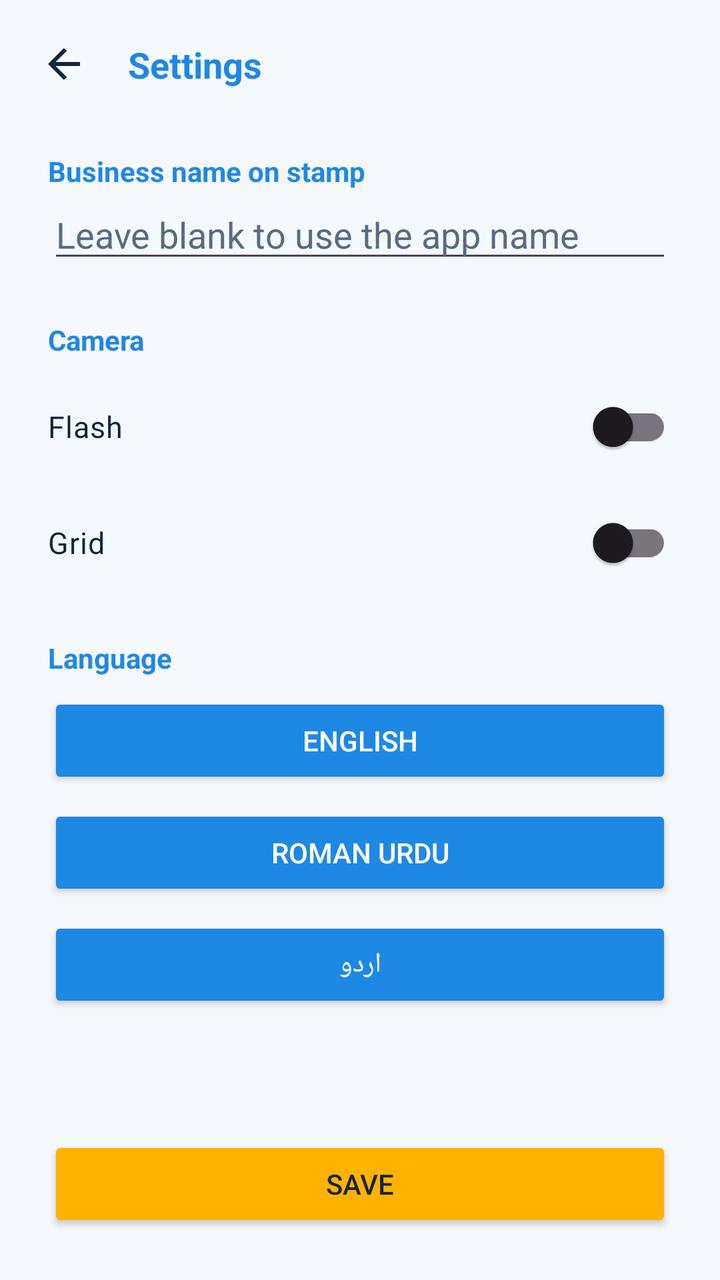
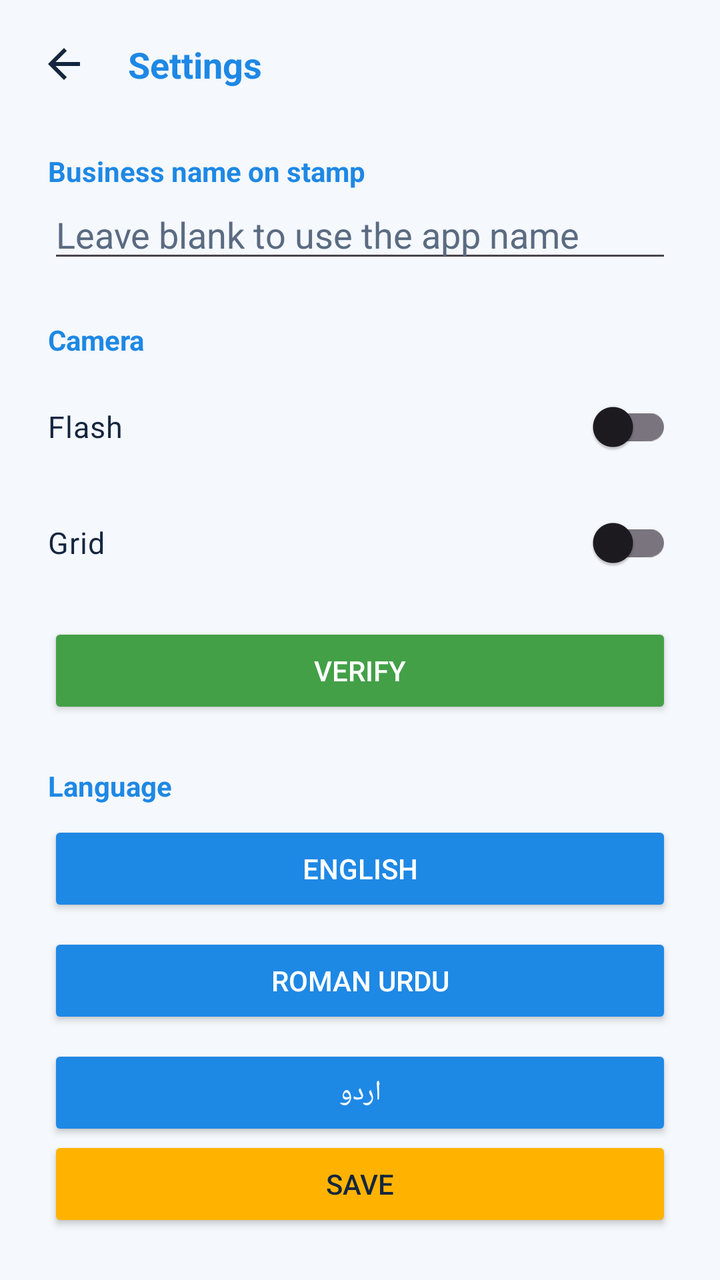

Two renders of the same Android screen: before a commit and after it. Below are the layout's source before the change and the commit's diff.
<!-- AndroidManifest.xml: application theme Theme.RoshanCamera -->
<!-- res/layout/activity_settings.xml -->
<?xml version="1.0" encoding="utf-8"?>
<androidx.constraintlayout.widget.ConstraintLayout
    xmlns:android="http://schemas.android.com/apk/res/android"
    xmlns:app="http://schemas.android.com/apk/res-auto"
    android:layout_width="match_parent"
    android:layout_height="match_parent"
    android:background="@color/screen_bg">

    <ImageButton
        android:id="@+id/back"
        android:layout_width="48dp"
        android:layout_height="48dp"
        android:layout_margin="8dp"
        android:background="?attr/selectableItemBackgroundBorderless"
        android:contentDescription="@string/back"
        android:src="@drawable/ic_back"
        app:layout_constraintStart_toStartOf="parent"
        app:layout_constraintTop_toTopOf="parent"
        app:tint="@color/ink_text" />

    <TextView
        android:id="@+id/screenTitle"
        android:layout_width="wrap_content"
        android:layout_height="wrap_content"
        android:layout_marginStart="8dp"
        android:text="@string/settings"
        android:textColor="@color/primary_blue"
        android:textSize="18sp"
        android:textStyle="bold"
        app:layout_constraintBottom_toBottomOf="@id/back"
        app:layout_constraintStart_toEndOf="@id/back"
        app:layout_constraintTop_toTopOf="@id/back" />

    <TextView
        android:id="@+id/businessLabel"
        android:layout_width="0dp"
        android:layout_height="wrap_content"
        android:layout_marginHorizontal="24dp"
        android:layout_marginTop="20dp"
        android:text="@string/settings_business_name"
        android:textColor="@color/primary_blue"
        android:textSize="14sp"
        android:textStyle="bold"
        app:layout_constraintEnd_toEndOf="parent"
        app:layout_constraintStart_toStartOf="parent"
        app:layout_constraintTop_toBottomOf="@id/back" />

    <EditText
        android:id="@+id/businessName"
        android:layout_width="0dp"
        android:layout_height="wrap_content"
        android:layout_marginHorizontal="24dp"
        android:autofillHints="organization"
        android:hint="@string/settings_business_hint"
        android:inputType="textCapWords"
        android:textColor="@color/ink_text"
        android:textColorHint="@color/ink_muted"
        app:layout_constraintEnd_toEndOf="parent"
        app:layout_constraintStart_toStartOf="parent"
        app:layout_constraintTop_toBottomOf="@id/businessLabel" />

    <TextView
        android:id="@+id/cameraLabel"
        android:layout_width="0dp"
        android:layout_height="wrap_content"
        android:layout_marginHorizontal="24dp"
        android:layout_marginTop="24dp"
        android:text="@string/settings_camera"
        android:textColor="@color/primary_blue"
        android:textSize="14sp"
        android:textStyle="bold"
        app:layout_constraintEnd_toEndOf="parent"
        app:layout_constraintStart_toStartOf="parent"
        app:layout_constraintTop_toBottomOf="@id/businessName" />

    <androidx.appcompat.widget.SwitchCompat
        android:id="@+id/flashSwitch"
        android:layout_width="0dp"
        android:layout_height="wrap_content"
        android:layout_marginHorizontal="24dp"
        android:layout_marginTop="10dp"
        android:text="@string/flash"
        android:textColor="@color/ink_text"
        android:textSize="15sp"
        app:layout_constraintEnd_toEndOf="parent"
        app:layout_constraintStart_toStartOf="parent"
        app:layout_constraintTop_toBottomOf="@id/cameraLabel" />

    <androidx.appcompat.widget.SwitchCompat
        android:id="@+id/gridSwitch"
        android:layout_width="0dp"
        android:layout_height="wrap_content"
        android:layout_marginHorizontal="24dp"
        android:layout_marginTop="10dp"
        android:text="@string/grid"
        android:textColor="@color/ink_text"
        android:textSize="15sp"
        app:layout_constraintEnd_toEndOf="parent"
        app:layout_constraintStart_toStartOf="parent"
        app:layout_constraintTop_toBottomOf="@id/flashSwitch" />

    <TextView
        android:id="@+id/languageLabel"
        android:layout_width="0dp"
        android:layout_height="wrap_content"
        android:layout_marginHorizontal="24dp"
        android:layout_marginTop="24dp"
        android:text="@string/settings_language"
        android:textColor="@color/primary_blue"
        android:textSize="14sp"
        android:textStyle="bold"
        app:layout_constraintEnd_toEndOf="parent"
        app:layout_constraintStart_toStartOf="parent"
        app:layout_constraintTop_toBottomOf="@id/gridSwitch" />

    <Button
        android:id="@+id/languageEnglish"
        android:layout_width="0dp"
        android:layout_height="wrap_content"
        android:layout_marginHorizontal="24dp"
        android:layout_marginTop="8dp"
        android:backgroundTint="@color/primary_blue"
        android:text="@string/language_english"
        android:textColor="@android:color/white"
        app:layout_constraintEnd_toEndOf="parent"
        app:layout_constraintStart_toStartOf="parent"
        app:layout_constraintTop_toBottomOf="@id/languageLabel" />

    <Button
        android:id="@+id/languageRomanUrdu"
        android:layout_width="0dp"
        android:layout_height="wrap_content"
        android:layout_marginHorizontal="24dp"
        android:layout_marginTop="8dp"
        android:backgroundTint="@color/primary_blue"
        android:text="@string/language_roman_urdu"
        android:textColor="@android:color/white"
        app:layout_constraintEnd_toEndOf="parent"
        app:layout_constraintStart_toStartOf="parent"
        app:layout_constraintTop_toBottomOf="@id/languageEnglish" />

    <Button
        android:id="@+id/languageUrdu"
        android:layout_width="0dp"
        android:layout_height="wrap_content"
        android:layout_marginHorizontal="24dp"
        android:layout_marginTop="8dp"
        android:backgroundTint="@color/primary_blue"
        android:text="@string/language_urdu"
        android:textColor="@android:color/white"
        app:layout_constraintEnd_toEndOf="parent"
        app:layout_constraintStart_toStartOf="parent"
        app:layout_constraintTop_toBottomOf="@id/languageRomanUrdu" />

    <Button
        android:id="@+id/save"
        android:layout_width="0dp"
        android:layout_height="wrap_content"
        android:layout_margin="24dp"
        android:backgroundTint="@color/accent_amber"
        android:text="@string/save"
        android:textColor="@color/ink_text"
        app:layout_constraintBottom_toBottomOf="parent"
        app:layout_constraintEnd_toEndOf="parent"
        app:layout_constraintStart_toStartOf="parent" />

</androidx.constraintlayout.widget.ConstraintLayout>
<!-- resources referenced by this layout -->
<resources>
  <color name="accent_amber">#FFB300</color>
  <color name="ink_muted">#5A6B82</color>
  <color name="ink_text">#14263F</color>
  <color name="primary_blue">#1E88E5</color>
  <color name="screen_bg">#F5F8FC</color>
  <!-- drawable ic_back (drawable) -->
  <vector xmlns:android="http://schemas.android.com/apk/res/android"
      android:width="24dp" android:height="24dp"
      android:viewportWidth="24" android:viewportHeight="24"
      android:autoMirrored="true">
      <path android:fillColor="@android:color/white"
          android:pathData="M20,11H7.8l5.6,-5.6L12,4l-8,8 8,8 1.4,-1.4L7.8,13H20v-2Z" />
  </vector>
  <string name="back">Back</string>
  <string name="flash">Flash</string>
  <string name="grid">Grid</string>
  <string name="language_english" translatable="false">English</string>
  <string name="language_roman_urdu" translatable="false">Roman Urdu</string>
  <string name="language_urdu" translatable="false">اردو</string>
  <string name="save">Save</string>
  <string name="settings">Settings</string>
  <string name="settings_business_hint">Leave blank to use the app name</string>
  <string name="settings_business_name">Business name on stamp</string>
  <string name="settings_camera">Camera</string>
  <string name="settings_language">Language</string>
  <style name="Theme.RoshanCamera" parent="Theme.Material3.DayNight.NoActionBar">
          <item name="colorPrimary">@color/primary_blue</item>
          <item name="colorOnPrimary">@android:color/white</item>
          <item name="colorSecondary">@color/accent_amber</item>
          
          <item name="android:statusBarColor">@color/viewfinder_bg</item>
          <item name="android:navigationBarColor">@color/viewfinder_bg</item>
      </style>
  <color name="viewfinder_bg">#0B1526</color>
</resources>

<!-- the commit's change to res/layout/activity_settings.xml (unified diff, before → after) -->
@@ -99,6 +99,19 @@
         app:layout_constraintStart_toStartOf="parent"
         app:layout_constraintTop_toBottomOf="@id/flashSwitch" />
 
+    <Button
+        android:id="@+id/openVerify"
+        android:layout_width="0dp"
+        android:layout_height="wrap_content"
+        android:layout_marginHorizontal="24dp"
+        android:layout_marginTop="16dp"
+        android:backgroundTint="@color/accent_green"
+        android:text="@string/verify"
+        android:textColor="@android:color/white"
+        app:layout_constraintEnd_toEndOf="parent"
+        app:layout_constraintStart_toStartOf="parent"
+        app:layout_constraintTop_toBottomOf="@id/gridSwitch" />
+
     <TextView
         android:id="@+id/languageLabel"
         android:layout_width="0dp"
@@ -111,7 +124,7 @@
         android:textStyle="bold"
         app:layout_constraintEnd_toEndOf="parent"
         app:layout_constraintStart_toStartOf="parent"
-        app:layout_constraintTop_toBottomOf="@id/gridSwitch" />
+        app:layout_constraintTop_toBottomOf="@id/openVerify" />
 
     <Button
         android:id="@+id/languageEnglish"
<!-- resource entries referenced after the edit -->
@@ -1,6 +1,7 @@
 <!-- resources referenced by this layout -->
 <resources>
   <color name="accent_amber">#FFB300</color>
+  <color name="accent_green">#43A047</color>
   <color name="ink_muted">#5A6B82</color>
   <color name="ink_text">#14263F</color>
   <color name="primary_blue">#1E88E5</color>
@@ -25,6 +26,7 @@
   <string name="settings_business_name">Business name on stamp</string>
   <string name="settings_camera">Camera</string>
   <string name="settings_language">Language</string>
+  <string name="verify">Verify</string>
   <style name="Theme.RoshanCamera" parent="Theme.Material3.DayNight.NoActionBar">
           <item name="colorPrimary">@color/primary_blue</item>
           <item name="colorOnPrimary">@android:color/white</item>
